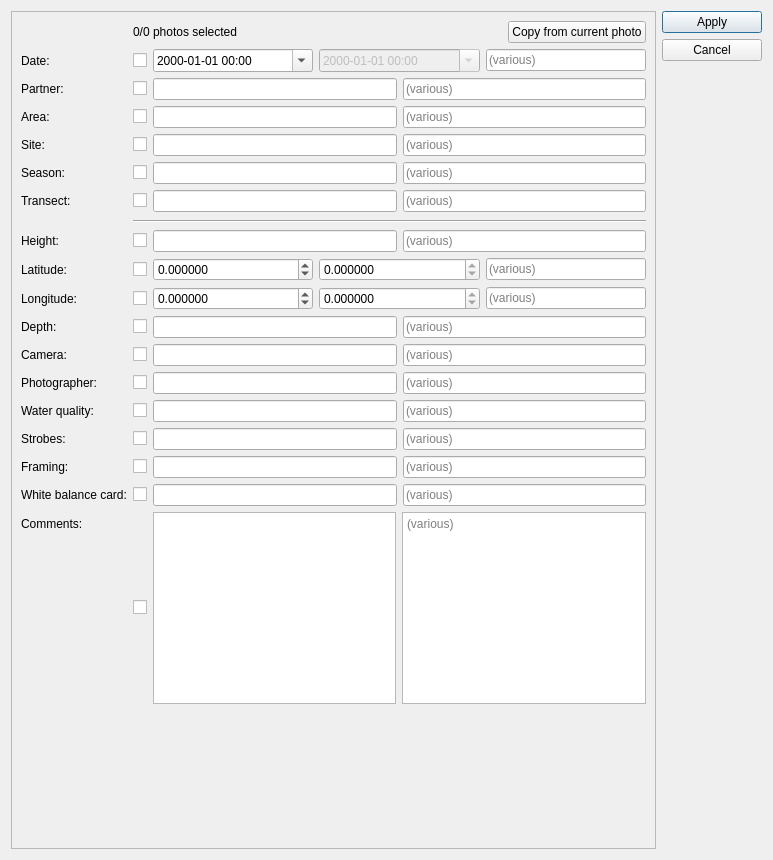
Above: src/preprocessor/gui/metadata_dialog.ui from CAMBioMed/preprocessor before the change. Below: the same form after it.
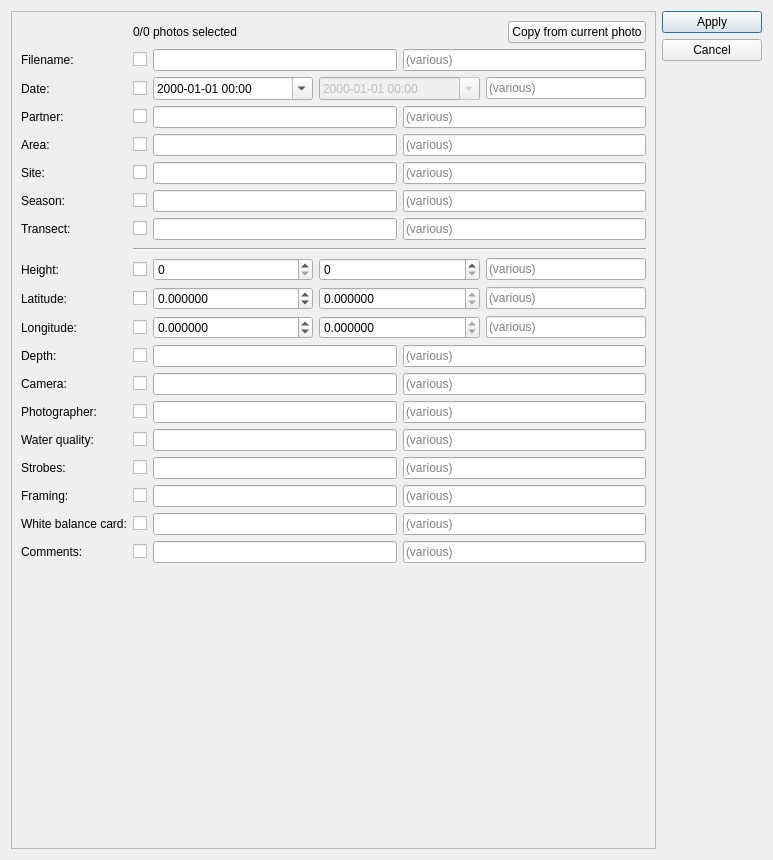
That is the form after the change.

Commit message: Improve metadata dialog and tests

```diff
--- a/src/preprocessor/gui/metadata_dialog.ui
+++ b/src/preprocessor/gui/metadata_dialog.ui
@@ -51,7 +51,7 @@
            <item>
             <widget class="QLabel" name="lblSelection">
              <property name="sizePolicy">
-              <sizepolicy hsizetype="Expanding" vsizetype="Preferred">
+              <sizepolicy hsizetype="Expanding" vsizetype="Maximum">
                <horstretch>0</horstretch>
                <verstretch>0</verstretch>
               </sizepolicy>
@@ -71,13 +71,44 @@
           </layout>
          </item>
          <item row="1" column="0">
+          <widget class="QLabel" name="lblFilename">
+           <property name="text">
+            <string>Filename:</string>
+           </property>
+          </widget>
+         </item>
+         <item row="1" column="1">
+          <layout class="QHBoxLayout" name="lay00Filename">
+           <item>
+            <widget class="QCheckBox" name="chkFilename">
+             <property name="text">
+              <string/>
+             </property>
+            </widget>
+           </item>
+           <item>
+            <widget class="QLineEdit" name="txtFilename"/>
+           </item>
+           <item>
+            <widget class="QLineEdit" name="txtFilenameVarious">
+             <property name="readOnly">
+              <bool>true</bool>
+             </property>
+             <property name="placeholderText">
+              <string>(various)</string>
+             </property>
+            </widget>
+           </item>
+          </layout>
+         </item>
+         <item row="2" column="0">
           <widget class="QLabel" name="lblDate">
            <property name="text">
             <string>Date:</string>
            </property>
           </widget>
          </item>
-         <item row="1" column="1">
+         <item row="2" column="1">
           <layout class="QHBoxLayout" name="lay01Date">
            <item>
             <widget class="QCheckBox" name="chkDate">
@@ -136,14 +167,14 @@
            </item>
           </layout>
          </item>
-         <item row="2" column="0">
+         <item row="3" column="0">
           <widget class="QLabel" name="lblPartner">
            <property name="text">
             <string>Partner:</string>
            </property>
           </widget>
          </item>
-         <item row="2" column="1">
+         <item row="3" column="1">
           <layout class="QHBoxLayout" name="lay02Partner">
            <item>
             <widget class="QCheckBox" name="chkPartner">
@@ -153,7 +184,11 @@
             </widget>
            </item>
            <item>
-            <widget class="QLineEdit" name="txtPartner"/>
+            <widget class="QLineEdit" name="txtPartner">
+             <property name="maxLength">
+              <number>50</number>
+             </property>
+            </widget>
            </item>
            <item>
             <widget class="QLineEdit" name="txtPartnerCommonValue">
@@ -167,14 +202,14 @@
            </item>
           </layout>
          </item>
-         <item row="3" column="0">
+         <item row="4" column="0">
           <widget class="QLabel" name="lblArea">
            <property name="text">
             <string>Area:</string>
            </property>
           </widget>
          </item>
-         <item row="3" column="1">
+         <item row="4" column="1">
           <layout class="QHBoxLayout" name="lay03Area">
            <item>
             <widget class="QCheckBox" name="chkArea">
@@ -184,7 +219,11 @@
             </widget>
            </item>
            <item>
-            <widget class="QLineEdit" name="txtArea"/>
+            <widget class="QLineEdit" name="txtArea">
+             <property name="maxLength">
+              <number>50</number>
+             </property>
+            </widget>
            </item>
            <item>
             <widget class="QLineEdit" name="txtAreaCommonValue">
@@ -198,14 +237,14 @@
            </item>
           </layout>
          </item>
-         <item row="4" column="0">
+         <item row="5" column="0">
           <widget class="QLabel" name="lblSite">
            <property name="text">
             <string>Site:</string>
            </property>
           </widget>
          </item>
-         <item row="4" column="1">
+         <item row="5" column="1">
           <layout class="QHBoxLayout" name="lay04Site">
            <item>
             <widget class="QCheckBox" name="chkSite">
@@ -215,7 +254,11 @@
             </widget>
            </item>
            <item>
-            <widget class="QLineEdit" name="txtSite"/>
+            <widget class="QLineEdit" name="txtSite">
+             <property name="maxLength">
+              <number>50</number>
+             </property>
+            </widget>
            </item>
            <item>
             <widget class="QLineEdit" name="txtSiteCommonValue">
@@ -229,14 +272,14 @@
            </item>
           </layout>
          </item>
-         <item row="5" column="0">
+         <item row="6" column="0">
           <widget class="QLabel" name="lblSeason">
            <property name="text">
             <string>Season:</string>
            </property>
           </widget>
          </item>
-         <item row="5" column="1">
+         <item row="6" column="1">
           <layout class="QHBoxLayout" name="lay05Season">
            <item>
             <widget class="QCheckBox" name="chkSeason">
@@ -246,7 +289,11 @@
             </widget>
            </item>
            <item>
-            <widget class="QLineEdit" name="txtSeason"/>
+            <widget class="QLineEdit" name="txtSeason">
+             <property name="maxLength">
+              <number>50</number>
+             </property>
+            </widget>
            </item>
            <item>
             <widget class="QLineEdit" name="txtSeasonCommonValue">
@@ -260,14 +307,14 @@
            </item>
           </layout>
          </item>
-         <item row="6" column="0">
+         <item row="7" column="0">
           <widget class="QLabel" name="lblTransect">
            <property name="text">
             <string>Transect:</string>
            </property>
           </widget>
          </item>
-         <item row="6" column="1">
+         <item row="7" column="1">
           <layout class="QHBoxLayout" name="lay06Transect">
            <item>
             <widget class="QCheckBox" name="chkTransect">
@@ -277,7 +324,11 @@
             </widget>
            </item>
            <item>
-            <widget class="QLineEdit" name="txtTransect"/>
+            <widget class="QLineEdit" name="txtTransect">
+             <property name="maxLength">
+              <number>50</number>
+             </property>
+            </widget>
            </item>
            <item>
             <widget class="QLineEdit" name="txtTransectCommonValue">
@@ -292,6 +343,32 @@
           </layout>
          </item>
          <item row="8" column="1">
+          <widget class="Line" name="line">
+           <property name="sizePolicy">
+            <sizepolicy hsizetype="Expanding" vsizetype="Maximum">
+             <horstretch>0</horstretch>
+             <verstretch>0</verstretch>
+            </sizepolicy>
+           </property>
+           <property name="minimumSize">
+            <size>
+             <width>0</width>
+             <height>6</height>
+            </size>
+           </property>
+           <property name="orientation">
+            <enum>Qt::Orientation::Horizontal</enum>
+           </property>
+          </widget>
+         </item>
+         <item row="9" column="0">
+          <widget class="QLabel" name="lblHeight">
+           <property name="text">
+            <string>Height:</string>
+           </property>
+          </widget>
+         </item>
+         <item row="9" column="1">
           <layout class="QHBoxLayout" name="lay07Height">
            <item>
             <widget class="QCheckBox" name="chkHeight">
@@ -301,10 +378,27 @@
             </widget>
            </item>
            <item>
-            <widget class="QLineEdit" name="txtHeight"/>
+            <widget class="QSpinBox" name="numHeight">
+             <property name="sizePolicy">
+              <sizepolicy hsizetype="Expanding" vsizetype="Fixed">
+               <horstretch>0</horstretch>
+               <verstretch>0</verstretch>
+              </sizepolicy>
+             </property>
+            </widget>
            </item>
            <item>
-            <widget class="QLineEdit" name="txtHeightCommonValue">
+            <widget class="QSpinBox" name="numHeightCommonValue">
+             <property name="sizePolicy">
+              <sizepolicy hsizetype="Expanding" vsizetype="Fixed">
+               <horstretch>0</horstretch>
+               <verstretch>0</verstretch>
+              </sizepolicy>
+             </property>
+            </widget>
+           </item>
+           <item>
+            <widget class="QLineEdit" name="txtHeightVarious">
              <property name="text">
               <string/>
              </property>
@@ -318,14 +412,14 @@
            </item>
           </layout>
          </item>
-         <item row="9" column="0">
+         <item row="10" column="0">
           <widget class="QLabel" name="lblLatitude">
            <property name="text">
             <string>Latitude:</string>
            </property>
           </widget>
          </item>
-         <item row="9" column="1">
+         <item row="10" column="1">
           <layout class="QHBoxLayout" name="lay08Latitude">
            <item>
             <widget class="QCheckBox" name="chkLatitude">
@@ -390,14 +484,14 @@
            </item>
           </layout>
          </item>
-         <item row="10" column="0">
+         <item row="11" column="0">
           <widget class="QLabel" name="lblLongitude">
            <property name="text">
             <string>Longitude:</string>
            </property>
           </widget>
          </item>
-         <item row="10" column="1">
+         <item row="11" column="1">
           <layout class="QHBoxLayout" name="lay09Longitude">
            <item>
             <widget class="QCheckBox" name="chkLongitude">
@@ -462,14 +556,14 @@
            </item>
           </layout>
          </item>
-         <item row="11" column="0">
+         <item row="12" column="0">
           <widget class="QLabel" name="lblDepth">
            <property name="text">
             <string>Depth:</string>
            </property>
           </widget>
          </item>
-         <item row="11" column="1">
+         <item row="12" column="1">
           <layout class="QHBoxLayout" name="lay10Depth">
            <item>
             <widget class="QCheckBox" name="chkDepth">
@@ -479,7 +573,11 @@
             </widget>
            </item>
            <item>
-            <widget class="QLineEdit" name="txtDepth"/>
+            <widget class="QLineEdit" name="txtDepth">
+             <property name="maxLength">
+              <number>45</number>
+             </property>
+            </widget>
            </item>
            <item>
             <widget class="QLineEdit" name="txtDepthCommonValue">
@@ -496,14 +594,14 @@
            </item>
           </layout>
          </item>
-         <item row="12" column="0">
+         <item row="13" column="0">
           <widget class="QLabel" name="lblCamera">
            <property name="text">
             <string>Camera:</string>
            </property>
           </widget>
          </item>
-         <item row="12" column="1">
+         <item row="13" column="1">
           <layout class="QHBoxLayout" name="lay11Camera">
            <item>
             <widget class="QCheckBox" name="chkCamera">
@@ -513,7 +611,11 @@
             </widget>
            </item>
            <item>
-            <widget class="QLineEdit" name="txtCamera"/>
+            <widget class="QLineEdit" name="txtCamera">
+             <property name="maxLength">
+              <number>200</number>
+             </property>
+            </widget>
            </item>
            <item>
             <widget class="QLineEdit" name="txtCameraCommonValue">
@@ -530,14 +632,14 @@
            </item>
           </layout>
          </item>
-         <item row="13" column="0">
+         <item row="14" column="0">
           <widget class="QLabel" name="lblPhotographer">
            <property name="text">
             <string>Photographer:</string>
            </property>
           </widget>
          </item>
-         <item row="13" column="1">
+         <item row="14" column="1">
           <layout class="QHBoxLayout" name="lay12Photographer">
            <item>
             <widget class="QCheckBox" name="chkPhotographer">
@@ -547,7 +649,11 @@
             </widget>
            </item>
            <item>
-            <widget class="QLineEdit" name="txtPhotographer"/>
+            <widget class="QLineEdit" name="txtPhotographer">
+             <property name="maxLength">
+              <number>45</number>
+             </property>
+            </widget>
            </item>
            <item>
             <widget class="QLineEdit" name="txtPhotographerCommonValue">
@@ -564,14 +670,14 @@
            </item>
           </layout>
          </item>
-         <item row="14" column="0">
+         <item row="15" column="0">
           <widget class="QLabel" name="lblWaterQuality">
            <property name="text">
             <string>Water quality:</string>
            </property>
           </widget>
          </item>
-         <item row="14" column="1">
+         <item row="15" column="1">
           <layout class="QHBoxLayout" name="lay13WaterQuality">
            <item>
             <widget class="QCheckBox" name="chkWaterQuality">
@@ -581,7 +687,11 @@
             </widget>
            </item>
            <item>
-            <widget class="QLineEdit" name="txtWaterQuality"/>
+            <widget class="QLineEdit" name="txtWaterQuality">
+             <property name="maxLength">
+              <number>45</number>
+             </property>
+            </widget>
            </item>
            <item>
             <widget class="QLineEdit" name="txtWaterQualityCommonValue">
@@ -598,14 +708,14 @@
            </item>
           </layout>
          </item>
-         <item row="15" column="0">
+         <item row="16" column="0">
           <widget class="QLabel" name="lblStrobes">
            <property name="text">
             <string>Strobes:</string>
            </property>
           </widget>
          </item>
-         <item row="15" column="1">
+         <item row="16" column="1">
           <layout class="QHBoxLayout" name="lay14Strobes">
            <item>
             <widget class="QCheckBox" name="chkStrobes">
@@ -615,7 +725,11 @@
             </widget>
            </item>
            <item>
-            <widget class="QLineEdit" name="txtStrobes"/>
+            <widget class="QLineEdit" name="txtStrobes">
+             <property name="maxLength">
+              <number>200</number>
+             </property>
+            </widget>
            </item>
            <item>
             <widget class="QLineEdit" name="txtStrobesCommonValue">
@@ -632,14 +746,14 @@
            </item>
           </layout>
          </item>
-         <item row="16" column="0">
+         <item row="17" column="0">
           <widget class="QLabel" name="lblFraming">
            <property name="text">
             <string>Framing:</string>
            </property>
           </widget>
          </item>
-         <item row="16" column="1">
+         <item row="17" column="1">
           <layout class="QHBoxLayout" name="lay15Framing">
            <item>
             <widget class="QCheckBox" name="chkFraming">
@@ -649,7 +763,11 @@
             </widget>
            </item>
            <item>
-            <widget class="QLineEdit" name="txtFraming"/>
+            <widget class="QLineEdit" name="txtFraming">
+             <property name="maxLength">
+              <number>200</number>
+             </property>
+            </widget>
            </item>
            <item>
             <widget class="QLineEdit" name="txtFramingCommonValue">
@@ -666,14 +784,14 @@
            </item>
           </layout>
          </item>
-         <item row="17" column="0">
+         <item row="18" column="0">
           <widget class="QLabel" name="lblWhiteBalanceCard">
            <property name="text">
             <string>White balance card:</string>
            </property>
           </widget>
          </item>
-         <item row="17" column="1">
+         <item row="18" column="1">
           <layout class="QHBoxLayout" name="lay16WhiteBalanceCard">
            <item>
             <widget class="QCheckBox" name="chkWhiteBalanceCard">
@@ -683,7 +801,11 @@
             </widget>
            </item>
            <item>
-            <widget class="QLineEdit" name="txtWhiteBalanceCard"/>
+            <widget class="QLineEdit" name="txtWhiteBalanceCard">
+             <property name="maxLength">
+              <number>200</number>
+             </property>
+            </widget>
            </item>
            <item>
             <widget class="QLineEdit" name="txtWhiteBalanceCardCommonValue">
@@ -700,14 +822,14 @@
            </item>
           </layout>
          </item>
-         <item row="18" column="0">
+         <item row="19" column="0">
           <widget class="QLabel" name="lblComments">
            <property name="text">
             <string>Comments:</string>
            </property>
           </widget>
          </item>
-         <item row="18" column="1">
+         <item row="19" column="1">
           <layout class="QHBoxLayout" name="lay17Comments">
            <item>
             <widget class="QCheckBox" name="chkComments">
@@ -717,26 +839,10 @@
             </widget>
            </item>
            <item>
-            <widget class="QPlainTextEdit" name="txtComments">
-             <property name="sizePolicy">
-              <sizepolicy hsizetype="Expanding" vsizetype="Maximum">
-               <horstretch>0</horstretch>
-               <verstretch>0</verstretch>
-              </sizepolicy>
-             </property>
-            </widget>
+            <widget class="QLineEdit" name="txtComments"/>
            </item>
            <item>
-            <widget class="QPlainTextEdit" name="txtCommentsCommonValue">
-             <property name="enabled">
-              <bool>true</bool>
-             </property>
-             <property name="sizePolicy">
-              <sizepolicy hsizetype="Expanding" vsizetype="Maximum">
-               <horstretch>0</horstretch>
-               <verstretch>0</verstretch>
-              </sizepolicy>
-             </property>
+            <widget class="QLineEdit" name="txtCommentsCommonValue">
              <property name="readOnly">
               <bool>true</bool>
              </property>
@@ -747,31 +853,18 @@
            </item>
           </layout>
          </item>
-         <item row="7" column="1">
-          <widget class="Line" name="line">
-           <property name="sizePolicy">
-            <sizepolicy hsizetype="Expanding" vsizetype="Minimum">
-             <horstretch>0</horstretch>
-             <verstretch>0</verstretch>
-            </sizepolicy>
+         <item row="20" column="1">
+          <spacer name="verticalSpacer_2">
+           <property name="orientation">
+            <enum>Qt::Orientation::Vertical</enum>
            </property>
-           <property name="minimumSize">
+           <property name="sizeHint" stdset="0">
             <size>
-             <width>0</width>
-             <height>6</height>
+             <width>20</width>
+             <height>40</height>
             </size>
            </property>
-           <property name="orientation">
-            <enum>Qt::Orientation::Horizontal</enum>
-           </property>
-          </widget>
-         </item>
-         <item row="8" column="0">
-          <widget class="QLabel" name="lblHeight">
-           <property name="text">
-            <string>Height:</string>
-           </property>
-          </widget>
+          </spacer>
          </item>
         </layout>
        </widget>
```
The commit also changes 5 other files.
